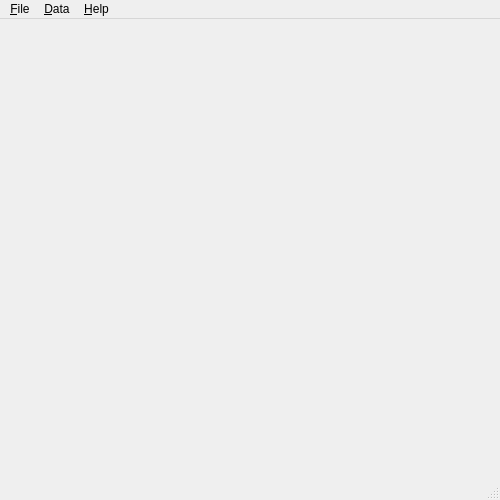
The window that main-window.ui (arimogi/gui-univariate) describes before a commit, drawn with Qt 5.
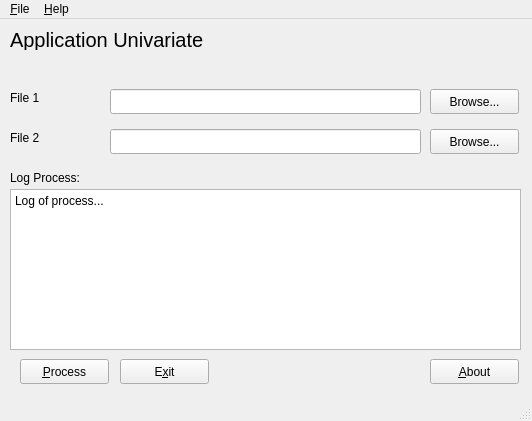
The same window after the commit.

The edit to the form file:
```diff
--- a/main-window.ui
+++ b/main-window.ui
@@ -9,33 +9,177 @@
    <rect>
     <x>0</x>
     <y>0</y>
-    <width>500</width>
-    <height>500</height>
+    <width>532</width>
+    <height>421</height>
    </rect>
   </property>
-  <property name="minimumSize">
-   <size>
-    <width>500</width>
-    <height>500</height>
-   </size>
-  </property>
-  <property name="maximumSize">
-   <size>
-    <width>1024</width>
-    <height>768</height>
-   </size>
-  </property>
   <property name="windowTitle">
    <string>Univariate Control Chart</string>
   </property>
-  <widget class="QWidget" name="centralwidget"/>
+  <widget class="QWidget" name="centralwidget">
+   <widget class="QPushButton" name="btnProcess">
+    <property name="geometry">
+     <rect>
+      <x>20</x>
+      <y>340</y>
+      <width>89</width>
+      <height>25</height>
+     </rect>
+    </property>
+    <property name="text">
+     <string>&amp;Process</string>
+    </property>
+   </widget>
+   <widget class="QPushButton" name="btnAbout">
+    <property name="geometry">
+     <rect>
+      <x>430</x>
+      <y>340</y>
+      <width>89</width>
+      <height>25</height>
+     </rect>
+    </property>
+    <property name="text">
+     <string>&amp;About</string>
+    </property>
+   </widget>
+   <widget class="QLineEdit" name="txFile1">
+    <property name="geometry">
+     <rect>
+      <x>110</x>
+      <y>70</y>
+      <width>311</width>
+      <height>25</height>
+     </rect>
+    </property>
+   </widget>
+   <widget class="QLineEdit" name="txFile2">
+    <property name="geometry">
+     <rect>
+      <x>110</x>
+      <y>110</y>
+      <width>311</width>
+      <height>25</height>
+     </rect>
+    </property>
+   </widget>
+   <widget class="QLabel" name="lbTitle">
+    <property name="geometry">
+     <rect>
+      <x>10</x>
+      <y>10</y>
+      <width>511</width>
+      <height>21</height>
+     </rect>
+    </property>
+    <property name="font">
+     <font>
+      <pointsize>15</pointsize>
+     </font>
+    </property>
+    <property name="text">
+     <string>Application Univariate </string>
+    </property>
+   </widget>
+   <widget class="QLabel" name="lbFile1">
+    <property name="geometry">
+     <rect>
+      <x>10</x>
+      <y>70</y>
+      <width>67</width>
+      <height>17</height>
+     </rect>
+    </property>
+    <property name="text">
+     <string>File 1</string>
+    </property>
+   </widget>
+   <widget class="QLabel" name="lbFile2">
+    <property name="geometry">
+     <rect>
+      <x>10</x>
+      <y>110</y>
+      <width>67</width>
+      <height>17</height>
+     </rect>
+    </property>
+    <property name="text">
+     <string>File 2</string>
+    </property>
+   </widget>
+   <widget class="QPushButton" name="btnBrowse1">
+    <property name="geometry">
+     <rect>
+      <x>430</x>
+      <y>70</y>
+      <width>89</width>
+      <height>25</height>
+     </rect>
+    </property>
+    <property name="text">
+     <string>Browse...</string>
+    </property>
+   </widget>
+   <widget class="QPushButton" name="btnBrowse2">
+    <property name="geometry">
+     <rect>
+      <x>430</x>
+      <y>110</y>
+      <width>89</width>
+      <height>25</height>
+     </rect>
+    </property>
+    <property name="text">
+     <string>Browse...</string>
+    </property>
+   </widget>
+   <widget class="QPlainTextEdit" name="txLog">
+    <property name="geometry">
+     <rect>
+      <x>10</x>
+      <y>170</y>
+      <width>511</width>
+      <height>161</height>
+     </rect>
+    </property>
+    <property name="plainText">
+     <string>Log of process...</string>
+    </property>
+   </widget>
+   <widget class="QLabel" name="lbLog">
+    <property name="geometry">
+     <rect>
+      <x>10</x>
+      <y>150</y>
+      <width>91</width>
+      <height>17</height>
+     </rect>
+    </property>
+    <property name="text">
+     <string>Log Process:</string>
+    </property>
+   </widget>
+   <widget class="QPushButton" name="btnExit">
+    <property name="geometry">
+     <rect>
+      <x>120</x>
+      <y>340</y>
+      <width>89</width>
+      <height>25</height>
+     </rect>
+    </property>
+    <property name="text">
+     <string>E&amp;xit</string>
+    </property>
+   </widget>
+  </widget>
   <widget class="QMenuBar" name="menubar">
    <property name="geometry">
     <rect>
      <x>0</x>
      <y>0</y>
-     <width>500</width>
-     <height>21</height>
+     <width>532</width>
+     <height>22</height>
     </rect>
    </property>
    <widget class="QMenu" name="menu_File">
@@ -54,14 +198,7 @@
     </property>
     <addaction name="action_About"/>
    </widget>
-   <widget class="QMenu" name="menuData">
-    <property name="title">
-     <string>&amp;Data</string>
-    </property>
-    <addaction name="action_Process"/>
-   </widget>
    <addaction name="menu_File"/>
-   <addaction name="menuData"/>
    <addaction name="menu_Help"/>
   </widget>
   <widget class="QStatusBar" name="statusbar"/>
```
Left out of the diff: 21 changed lines with no effect on the pictures.
